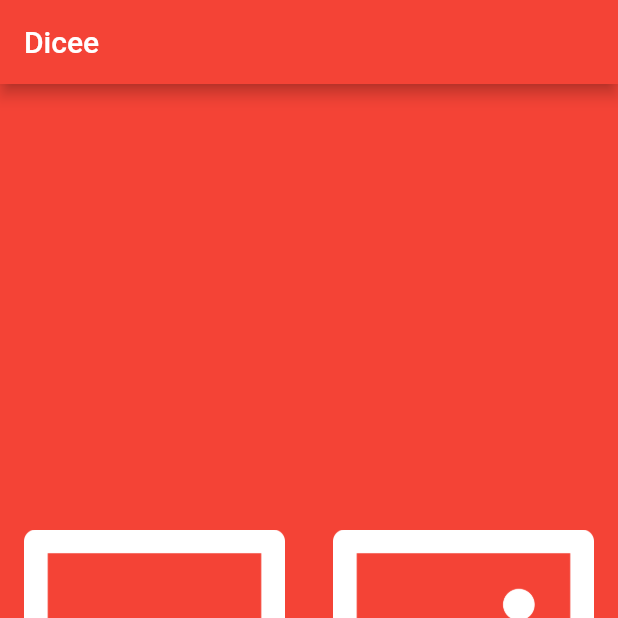
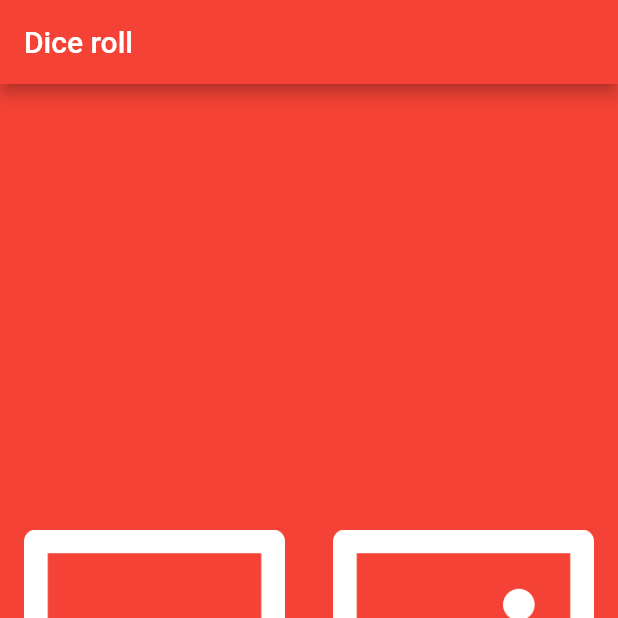
Before and after one commit to Lauto1/dice_roll, a Flutter app: the screen it shows after launch, on a phone screen of 412 x 824 dp, the top half of it. Run offline on Flutter 3.47's test engine with Material 2 defaults, Android fonts, the phone set to English and light mode, and no system bars.

Commit message:
change the title

```diff
--- a/lib/main.dart
+++ b/lib/main.dart
@@ -9,7 +9,7 @@ void main() {
       home: Scaffold(
         backgroundColor: Colors.red,
         appBar: AppBar(
-          title: Text('Dicee'),
+          title: Text('Dice roll'),
           backgroundColor: Colors.red,
         ),
         body: DicePage(),
```
Also changed, not shown: 1 other file.
